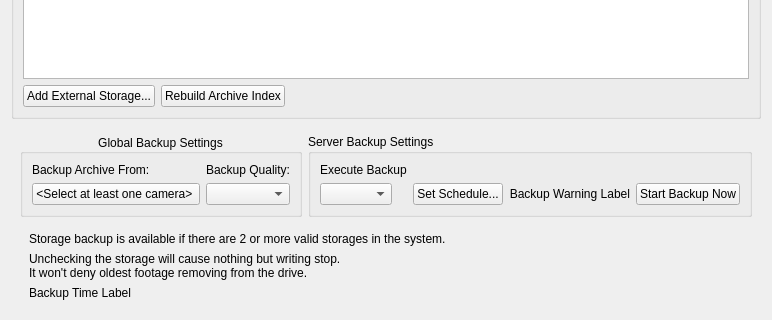
The window that client/src/ui/widgets/properties/storage_config_widget.ui (networkoptix/nx_open) describes before a commit, drawn with Qt 5; both pictures show x 0 to 772 and y 250 to 570 of the 772 by 570 pixel window.
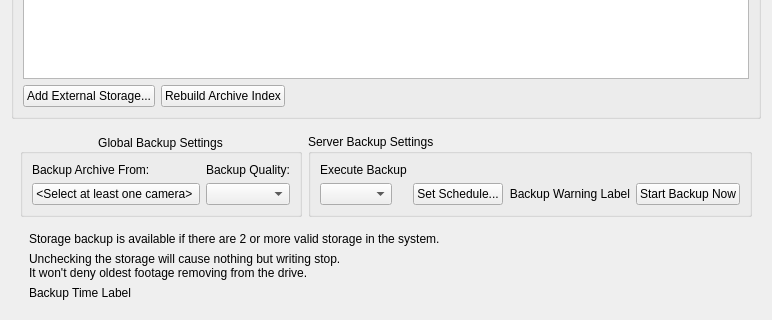
The same window after the commit. Custom widgets are drawn as their Qt base class.

Commit message:
VMS-1699: Replace "Storages" with "Storage" everywhere
<==== Mercurial data ====>
Branch: dev_2.5.0_gui

Patch:
```diff
--- a/client/src/ui/widgets/properties/storage_config_widget.ui
+++ b/client/src/ui/widgets/properties/storage_config_widget.ui
@@ -327,7 +327,7 @@
           <item>
            <widget class="QLabel" name="backupOptionLabel">
             <property name="text">
-             <string>Storage backup is available if there are 2 or more valid storages in the system.</string>
+             <string>Storage backup is available if there are 2 or more valid storage in the system.</string>
             </property>
            </widget>
           </item>
```
The commit also changes 3 other files.
